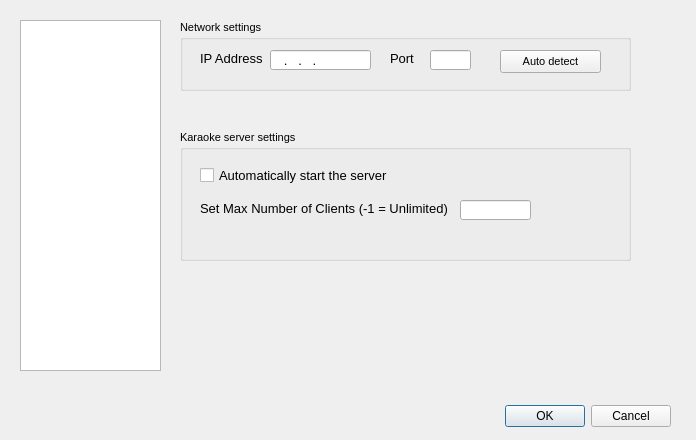
Before: the Qt Designer form settings_dialog.ui in tschen/PyKS, drawn with Qt 5.
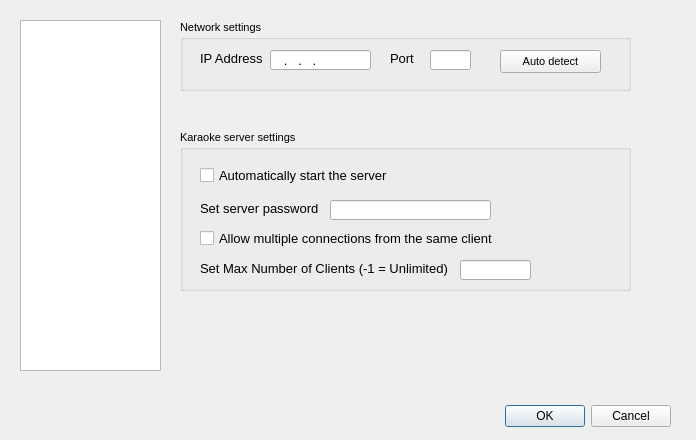
After: the same form once the commit is applied. The open tabs and pages were chosen to show the change.

Commit message: main_window.ui    - Changed name from PyKaraokeServer to PyKS

```diff
--- a/settings_dialog.ui
+++ b/settings_dialog.ui
@@ -251,7 +251,7 @@
        <x>0</x>
        <y>130</y>
        <width>451</width>
-       <height>131</height>
+       <height>161</height>
       </rect>
      </property>
      <property name="font">
@@ -284,7 +284,7 @@
       <property name="geometry">
        <rect>
         <x>20</x>
-        <y>70</y>
+        <y>130</y>
         <width>301</width>
         <height>16</height>
        </rect>
@@ -302,10 +302,66 @@
       <property name="geometry">
        <rect>
         <x>280</x>
-        <y>70</y>
+        <y>130</y>
         <width>71</width>
         <height>20</height>
        </rect>
+      </property>
+      <property name="font">
+       <font>
+        <pointsize>10</pointsize>
+       </font>
+      </property>
+     </widget>
+     <widget class="QCheckBox" name="allowMultipleConnectionsCheckBox">
+      <property name="geometry">
+       <rect>
+        <x>20</x>
+        <y>100</y>
+        <width>321</width>
+        <height>17</height>
+       </rect>
+      </property>
+      <property name="font">
+       <font>
+        <pointsize>10</pointsize>
+       </font>
+      </property>
+      <property name="text">
+       <string>Allow multiple connections from the same client</string>
+      </property>
+     </widget>
+     <widget class="QLabel" name="label">
+      <property name="geometry">
+       <rect>
+        <x>20</x>
+        <y>70</y>
+        <width>131</width>
+        <height>16</height>
+       </rect>
+      </property>
+      <property name="font">
+       <font>
+        <pointsize>10</pointsize>
+       </font>
+      </property>
+      <property name="text">
+       <string>Set server password</string>
+      </property>
+     </widget>
+     <widget class="QLineEdit" name="adminPasswordTextBox">
+      <property name="geometry">
+       <rect>
+        <x>150</x>
+        <y>70</y>
+        <width>161</width>
+        <height>20</height>
+       </rect>
+      </property>
+      <property name="font">
+       <font>
+        <pointsize>10</pointsize>
+       </font>
       </property>
      </widget>
     </widget>
```
Left out of the diff: 2 changed lines with no effect on the pictures. The commit also changes 6 other files.
